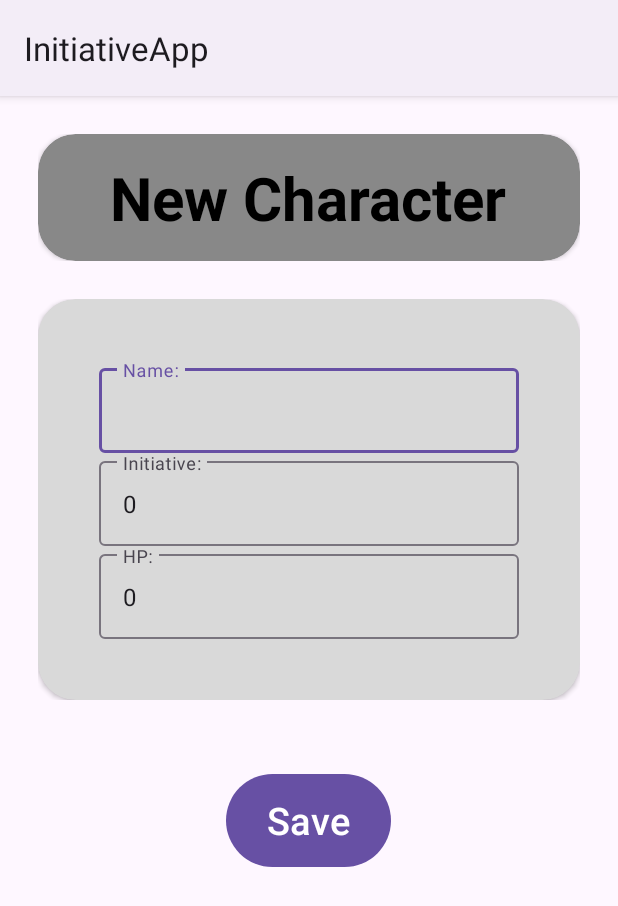
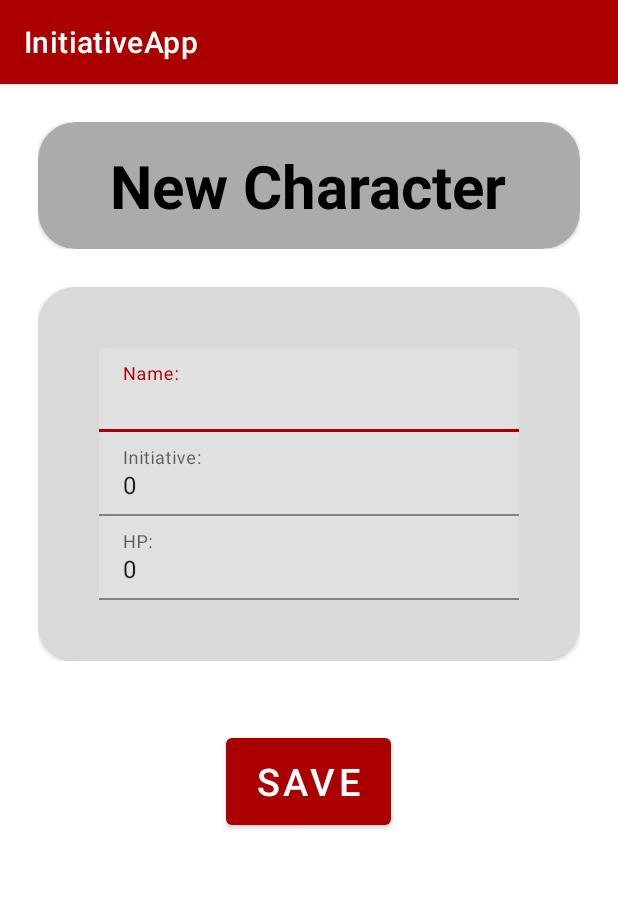
Before and after one commit to ferregsal/InitiativeApp, an Android app: the screen it shows after launch (CreateEditActivity), after a tap on "New Character", on a phone screen of 412 x 824 dp. Shown: the top 906 px of the screen. Run offline under Robolectric (Android 15) with nearby library versions, the phone set to English and light mode, and no system bars.

Commit message:
Aplicación terminada y funcional, Versión de Entrega, a partir de ahora experimentación de mejora

```diff
--- a/app/src/main/java/com/example/initiativeapp/Activities/MainActivity.kt
+++ b/app/src/main/java/com/example/initiativeapp/Activities/MainActivity.kt
@@ -53,6 +53,10 @@ class MainActivity : AppCompatActivity() {
                 Toast.makeText(this, "${character.name}'s roll: ${roll}", Toast.LENGTH_SHORT).show()
             }
 
+            characterList = characterList.sortedBy {
+                session.getInitiative(it.id)
+            }.reversed()
+
             // Actualizar datos en el adaptador (opcional si `sortByInitiative` ya notifica cambios)
             characterAdapter.updateData(characterList)
         }
@@ -61,39 +65,33 @@ class MainActivity : AppCompatActivity() {
         characterList = characterDAO.findAll()
 
 
-        characterAdapter = CharacterAdapter(emptyList(), {
-            characterDAO.delete(characterList[it])
+        characterAdapter = CharacterAdapter(emptyList(),
+            // Lambda para eliminar un personaje
+            { characterDAO.delete(characterList[it])
             Toast.makeText(this, "Character Deleted Successfully", Toast.LENGTH_SHORT).show()
             loadData()
-        },{position ->
+            },
+            // Lambda para editar un personaje
+            {position ->
             navigateToDetail(characterList[position])
             characterDAO.update(characterList[position])
-        },{position->
-          val character = characterList[position]
+            },
+            // Lambda para aumentar puntos de vida (hp)
+            {position->
+             val character = characterList[position]
             character.hp = character.hp?.plus(1)
             characterDAO.update(character)
             loadData()
-        }, {position->
+            },
+            // Lambda para disminuir puntos de vida (hp)
+            {position->
             val character = characterList[position]
             character.hp = character.hp?.minus(1)
             characterDAO.update(character)
             loadData()
-        },{
-        },{
-        },{
-        },{
-        },{
-        },{
-        },{
-        },{
-        },{
-        },{
-        },{
-        },{
-        },{
-        },{
-        },{
-        },characterDAO = characterDAO)
+            },
+            // Resto de las lambdas (se mantienen vacías)
+            {},{},{},{},{},{},{},{},{},{},{},{},{},{},{},characterDAO = characterDAO)
         binding.recyclerView.adapter = characterAdapter
         binding.recyclerView.layoutManager = LinearLayoutManager(this)
 
@@ -103,12 +101,14 @@ class MainActivity : AppCompatActivity() {
     override fun onResume() {
         super.onResume()
 
-        characterList = characterDAO.findAll()
-
-        characterAdapter.updateData(characterList)
+        loadData()
     }
     private fun loadData() {
         characterList = characterDAO.findAll()
+
+        characterList.sortedBy {
+            session.getInitiative(it.id)
+        }.reversed()
 
         characterAdapter.updateData(characterList)
     }
@@ -127,6 +127,7 @@ class MainActivity : AppCompatActivity() {
 
     override fun onOptionsItemSelected(item: MenuItem): Boolean {
         return when (item.itemId) {
+            R.id.characterAddButton2,
             R.id.characterAddButton -> {
                 val intent = Intent(this, CreateEditActivity::class.java)
                 startActivity(intent)
--- a/app/src/main/java/com/example/initiativeapp/Adapters/CharacterAdapter.kt
+++ b/app/src/main/java/com/example/initiativeapp/Adapters/CharacterAdapter.kt
@@ -50,8 +50,8 @@ private val characterDAO: CharacterDAO,
 
     override fun onBindViewHolder(holder: CharacterViewHolder, position: Int) {
         val sessionManager = SessionManager(holder.itemView.context)
-        val characterList: List<Character> = characterDAO.findAll()
-        val character = characterList[position]
+        //val characterList: List<Character> = characterDAO.findAll()
+        val character = dataSet[position]
         val storedInitiative = sessionManager.getInitiative(character.id)
 
         holder.render(character, storedInitiative)
--- a/app/src/main/res/drawable/add_arrow_icon.xml
+++ b/app/src/main/res/drawable/add_arrow_icon.xml
@@ -1,5 +1,5 @@
 <vector android:autoMirrored="true" android:height="24dp"
-    android:tint="#000000" android:viewportHeight="24"
+    android:tint="#C40000" android:viewportHeight="24"
     android:viewportWidth="24" android:width="24dp" xmlns:android="http://schemas.android.com/apk/res/android">
     <path android:fillColor="@android:color/white" android:pathData="M6.23,20.23l1.77,1.77l10,-10l-10,-10l-1.77,1.77l8.23,8.23z"/>
 </vector>
--- a/app/src/main/res/drawable/delete_icon.xml
+++ b/app/src/main/res/drawable/delete_icon.xml
@@ -1,5 +1,5 @@
-<vector android:height="60dp" android:tint="#CB0000"
+<vector android:height="40dp" android:tint="#CB0000"
     android:viewportHeight="24" android:viewportWidth="24"
-    android:width="60dp" xmlns:android="http://schemas.android.com/apk/res/android">
+    android:width="40dp" xmlns:android="http://schemas.android.com/apk/res/android">
     <path android:fillColor="@android:color/white" android:pathData="M6,19c0,1.1 0.9,2 2,2h8c1.1,0 2,-0.9 2,-2L18,7L6,7v12zM8.46,11.88l1.41,-1.41L12,12.59l2.12,-2.12 1.41,1.41L13.41,14l2.12,2.12 -1.41,1.41L12,15.41l-2.12,2.12 -1.41,-1.41L10.59,14l-2.13,-2.12zM15.5,4l-1,-1h-5l-1,1L5,4v2h14L19,4z"/>
 </vector>
--- a/app/src/main/res/drawable/edit_icon.xml
+++ b/app/src/main/res/drawable/edit_icon.xml
@@ -1,5 +1,5 @@
-<vector android:height="50dp" android:tint="#2196F3"
+<vector android:height="40dp" android:tint="#2196F3"
     android:viewportHeight="24" android:viewportWidth="24"
-    android:width="50dp" xmlns:android="http://schemas.android.com/apk/res/android">
+    android:width="40dp" xmlns:android="http://schemas.android.com/apk/res/android">
     <path android:fillColor="@android:color/white" android:pathData="M3,17.25V21h3.75L17.81,9.94l-3.75,-3.75L3,17.25zM20.71,7.04c0.39,-0.39 0.39,-1.02 0,-1.41l-2.34,-2.34c-0.39,-0.39 -1.02,-0.39 -1.41,0l-1.83,1.83 3.75,3.75 1.83,-1.83z"/>
 </vector>
--- a/app/src/main/res/drawable/substract_arrow_icon.xml
+++ b/app/src/main/res/drawable/substract_arrow_icon.xml
@@ -1,5 +1,5 @@
 <vector android:autoMirrored="true" android:height="24dp"
-    android:tint="#000000" android:viewportHeight="24"
+    android:tint="#C40000" android:viewportHeight="24"
     android:viewportWidth="24" android:width="24dp" xmlns:android="http://schemas.android.com/apk/res/android">
     <path android:fillColor="@android:color/white" android:pathData="M11.67,3.87L9.9,2.1 0,12l9.9,9.9 1.77,-1.77L3.54,12z"/>
 </vector>
--- a/app/src/main/res/menu/activity_main_menu.xml
+++ b/app/src/main/res/menu/activity_main_menu.xml
@@ -3,11 +3,18 @@
     xmlns:android="http://schemas.android.com/apk/res/android">
 
     <item
+        android:id="@+id/characterAddButton2"
+        app:iconTint="@color/white"
+        android:title= "@string/new_character"
+        app:showAsAction="always|withText"
+        />
+
+    <item
         android:id="@+id/characterAddButton"
         android:icon="@drawable/add_icon_circle"
-        android:iconTint="@color/white"
-        android:title= "New Character"
-        app:showAsAction="always"
+        app:iconTint="@color/white"
+        android:title= "@string/new_character"
+        app:showAsAction="always|withText"
         />
 
 
--- a/app/src/main/res/values/colors.xml
+++ b/app/src/main/res/values/colors.xml
@@ -3,6 +3,8 @@
     <color name="black">#FF000000</color>
     <color name="white">#FFFFFFFF</color>
     <color name="grey">#D9D9D9</color>
-    <color name="dark_grey">#888888</color>
+    <color name="dark_grey">#ABABAB</color>
     <color name="transparent">#00FFFFFF</color>
+    <color name="blood_red">#AB0000</color>
+    <color name="dark_red">#7B0000</color>
 </resources>
--- a/app/src/main/res/values/strings.xml
+++ b/app/src/main/res/values/strings.xml
@@ -100,7 +100,8 @@
 
     <string name="unconscious_title_esp">Inconsciente</string>
     <string name="unconscious_description_esp">Una criatura inconsciente está incapacitada (ver la condición), no puede moverse ni hablar, y no es consciente de su entorno. La criatura suelta lo que esté sosteniendo y cae derribada. La criatura falla automáticamente las tiradas de salvación de Fuerza y Destreza. Las tiradas de ataque contra la criatura tienen ventaja. Cualquier ataque que golpee a la criatura es un golpe crítico si el atacante está a menos de 1,5 metros de la criatura.</string>
-
+    <string name="new_character">New Character</string>
+    <string name="new_character_arrow"><![CDATA[New Character ->]]></string>
 
 
 </resources>
--- a/app/src/main/res/values/themes.xml
+++ b/app/src/main/res/values/themes.xml
@@ -1,9 +1,20 @@
 <resources xmlns:tools="http://schemas.android.com/tools">
     <!-- Base application theme. -->
-    <style name="Base.Theme.InitiativeApp" parent="Theme.Material3.DayNight">
-        <!-- Customize your light theme here. -->
-        <!-- <item name="colorPrimary">@color/my_light_primary</item> -->
+    <style name="Theme.InitiativeApp" parent="Theme.MaterialComponents.DayNight.DarkActionBar">
+        <!-- Primary brand color. -->
+        <item name="colorPrimary">@color/blood_red</item>
+        <item name="colorPrimaryVariant">@color/dark_red</item>
+        <item name="colorOnPrimary">@color/white</item>
+        <!-- Secondary brand color. -->
+        <item name="colorSecondary">@color/white</item>
+        <item name="colorSecondaryVariant">@color/grey</item>
+        <item name="colorOnSecondary">@color/black</item>
+        <!-- Status bar color. -->
+        <item name="android:statusBarColor">?attr/colorPrimaryVariant</item>
+        <!-- Customize your theme here. -->
+
     </style>
 
-    <style name="Theme.InitiativeApp" parent="Base.Theme.InitiativeApp" />
+
+
 </resources>
```
Also changed, not shown: app/src/main/res/drawable/ic_dice_foreground.xml (+1 -1 lines).
